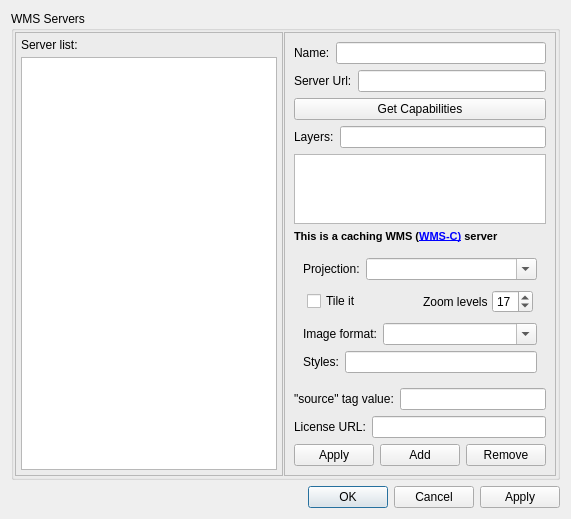
The window that src/Preferences/WMSPreferencesDialog.ui (openstreetmap/merkaartor) describes before a commit, drawn with Qt 5.
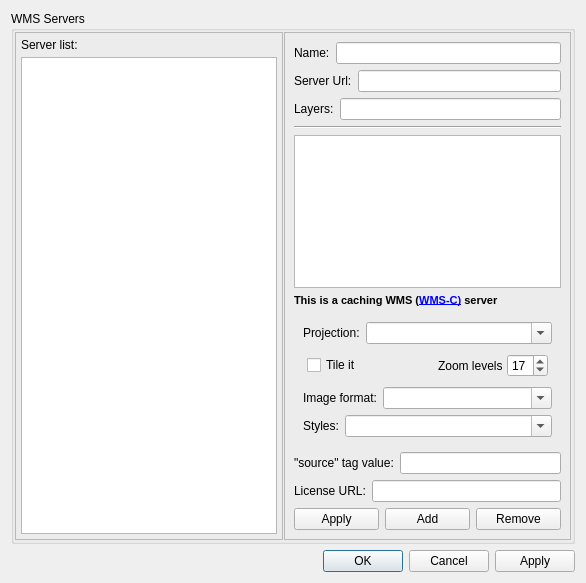
The same window after the commit.

Commit message: FIX : WMS Editor - Handle Styles properly

What changed in the file:
```diff
--- a/src/Preferences/WMSPreferencesDialog.ui
+++ b/src/Preferences/WMSPreferencesDialog.ui
@@ -6,8 +6,8 @@
    <rect>
     <x>0</x>
     <y>0</y>
-    <width>550</width>
-    <height>507</height>
+    <width>586</width>
+    <height>583</height>
    </rect>
   </property>
   <property name="windowTitle">
@@ -105,13 +105,6 @@
            </item>
           </layout>
          </item>
-         <item>
-          <widget class="QPushButton" name="btShowCapabilities">
-           <property name="text">
-            <string>Get Capabilities</string>
-           </property>
-          </widget>
-         </item>
          <item>
           <layout class="QHBoxLayout" name="horizontalLayout_5">
            <item>
@@ -126,6 +119,13 @@
            </item>
           </layout>
          </item>
+         <item>
+          <widget class="Line" name="line">
+           <property name="orientation">
+            <enum>Qt::Horizontal</enum>
+           </property>
+          </widget>
+         </item>
          <item>
           <widget class="QTreeWidget" name="tvWmsLayers">
            <property name="headerHidden">
@@ -266,7 +266,20 @@
                </widget>
               </item>
               <item>
-               <widget class="QLineEdit" name="edWmsStyles"/>
+               <widget class="QComboBox" name="cbWmsStyle">
+                <property name="sizePolicy">
+                 <sizepolicy hsizetype="MinimumExpanding" vsizetype="Fixed">
+                  <horstretch>0</horstretch>
+                  <verstretch>0</verstretch>
+                 </sizepolicy>
+                </property>
+                <property name="editable">
+                 <bool>true</bool>
+                </property>
+                <property name="insertPolicy">
+                 <enum>QComboBox::NoInsert</enum>
+                </property>
+               </widget>
               </item>
              </layout>
             </item>
```
The commit also changes 8 other files.
